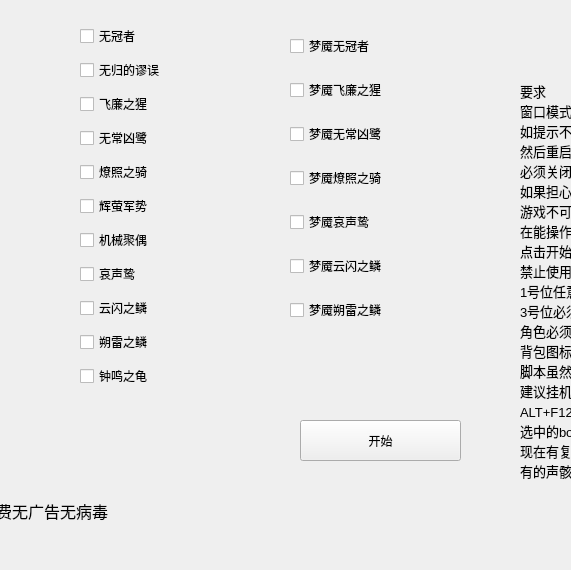
Old version of the form normalbosspanel.ui in the repository A-SunsetMkt-Forks/wuwaBackendTool; both pictures show x 110 to 681 and y 0 to 570 of the 1357 by 570 pixel window.
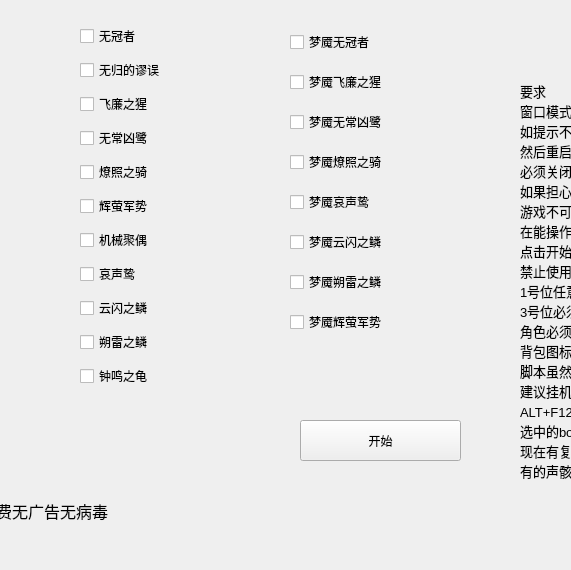
New version of the form.

Commit message: V2.2.1 支持2.2版本的新梦魇boss

Patch:
```diff
--- a/normalbosspanel.ui
+++ b/normalbosspanel.ui
@@ -26,88 +26,6 @@
     <string>开始</string>
    </property>
   </widget>
-  <widget class="QWidget" name="layoutWidget">
-   <property name="geometry">
-    <rect>
-     <x>400</x>
-     <y>20</y>
-     <width>201</width>
-     <height>321</height>
-    </rect>
-   </property>
-   <layout class="QVBoxLayout" name="verticalLayout">
-    <item>
-     <widget class="QCheckBox" name="nightmareCrownless">
-      <property name="enabled">
-       <bool>true</bool>
-      </property>
-      <property name="text">
-       <string>梦魇无冠者</string>
-      </property>
-     </widget>
-    </item>
-    <item>
-     <widget class="QCheckBox" name="nightmareFeilianBeringal">
-      <property name="enabled">
-       <bool>true</bool>
-      </property>
-      <property name="text">
-       <string>梦魇飞廉之猩</string>
-      </property>
-     </widget>
-    </item>
-    <item>
-     <widget class="QCheckBox" name="nightmareImpermanenceHeron">
-      <property name="enabled">
-       <bool>true</bool>
-      </property>
-      <property name="text">
-       <string>梦魇无常凶鹭</string>
-      </property>
-     </widget>
-    </item>
-    <item>
-     <widget class="QCheckBox" name="nightmareInfernoRider">
-      <property name="enabled">
-       <bool>true</bool>
-      </property>
-      <property name="text">
-       <string>梦魇燎照之骑</string>
-      </property>
-     </widget>
-    </item>
-    <item>
-     <widget class="QCheckBox" name="nightmareMourningAix">
-      <property name="enabled">
-       <bool>true</bool>
-      </property>
-      <property name="text">
-       <string>梦魇哀声鸷</string>
-      </property>
-     </widget>
-    </item>
-    <item>
-     <widget class="QCheckBox" name="nightmareTempestMephis">
-      <property name="enabled">
-       <bool>true</bool>
-      </property>
-      <property name="text">
-       <string>梦魇云闪之鳞</string>
-      </property>
-     </widget>
-    </item>
-    <item>
-     <widget class="QCheckBox" name="nightmareThunderingMephis">
-      <property name="enabled">
-       <bool>true</bool>
-      </property>
-      <property name="text">
-       <string>梦魇朔雷之鳞</string>
-      </property>
-     </widget>
-    </item>
-   </layout>
-  </widget>
   <widget class="QWidget" name="layoutWidget">
    <property name="geometry">
     <rect>
@@ -318,6 +236,98 @@
     <string>本软件永久免费无广告无病毒</string>
    </property>
   </widget>
+  <widget class="QWidget" name="">
+   <property name="geometry">
+    <rect>
+     <x>400</x>
+     <y>20</y>
+     <width>201</width>
+     <height>331</height>
+    </rect>
+   </property>
+   <layout class="QVBoxLayout" name="verticalLayout">
+    <item>
+     <widget class="QCheckBox" name="nightmareCrownless">
+      <property name="enabled">
+       <bool>true</bool>
+      </property>
+      <property name="text">
+       <string>梦魇无冠者</string>
+      </property>
+     </widget>
+    </item>
+    <item>
+     <widget class="QCheckBox" name="nightmareFeilianBeringal">
+      <property name="enabled">
+       <bool>true</bool>
+      </property>
+      <property name="text">
+       <string>梦魇飞廉之猩</string>
+      </property>
+     </widget>
+    </item>
+    <item>
+     <widget class="QCheckBox" name="nightmareImpermanenceHeron">
+      <property name="enabled">
+       <bool>true</bool>
+      </property>
+      <property name="text">
+       <string>梦魇无常凶鹭</string>
+      </property>
+     </widget>
+    </item>
+    <item>
+     <widget class="QCheckBox" name="nightmareInfernoRider">
+      <property name="enabled">
+       <bool>true</bool>
+      </property>
+      <property name="text">
+       <string>梦魇燎照之骑</string>
+      </property>
+     </widget>
+    </item>
+    <item>
+     <widget class="QCheckBox" name="nightmareMourningAix">
+      <property name="enabled">
+       <bool>true</bool>
+      </property>
+      <property name="text">
+       <string>梦魇哀声鸷</string>
+      </property>
+     </widget>
+    </item>
+    <item>
+     <widget class="QCheckBox" name="nightmareTempestMephis">
+      <property name="enabled">
+       <bool>true</bool>
+      </property>
+      <property name="text">
+       <string>梦魇云闪之鳞</string>
+      </property>
+     </widget>
+    </item>
+    <item>
+     <widget class="QCheckBox" name="nightmareThunderingMephis">
+      <property name="enabled">
+       <bool>true</bool>
+      </property>
+      <property name="text">
+       <string>梦魇朔雷之鳞</string>
+      </property>
+     </widget>
+    </item>
+    <item>
+     <widget class="QCheckBox" name="nightmareLampylumenMyriad">
+      <property name="enabled">
+       <bool>true</bool>
+      </property>
+      <property name="text">
+       <string>梦魇辉萤军势</string>
+      </property>
+     </widget>
+    </item>
+   </layout>
+  </widget>
  </widget>
  <resources/>
  <connections/>
```
The commit also changes 5 other files.
